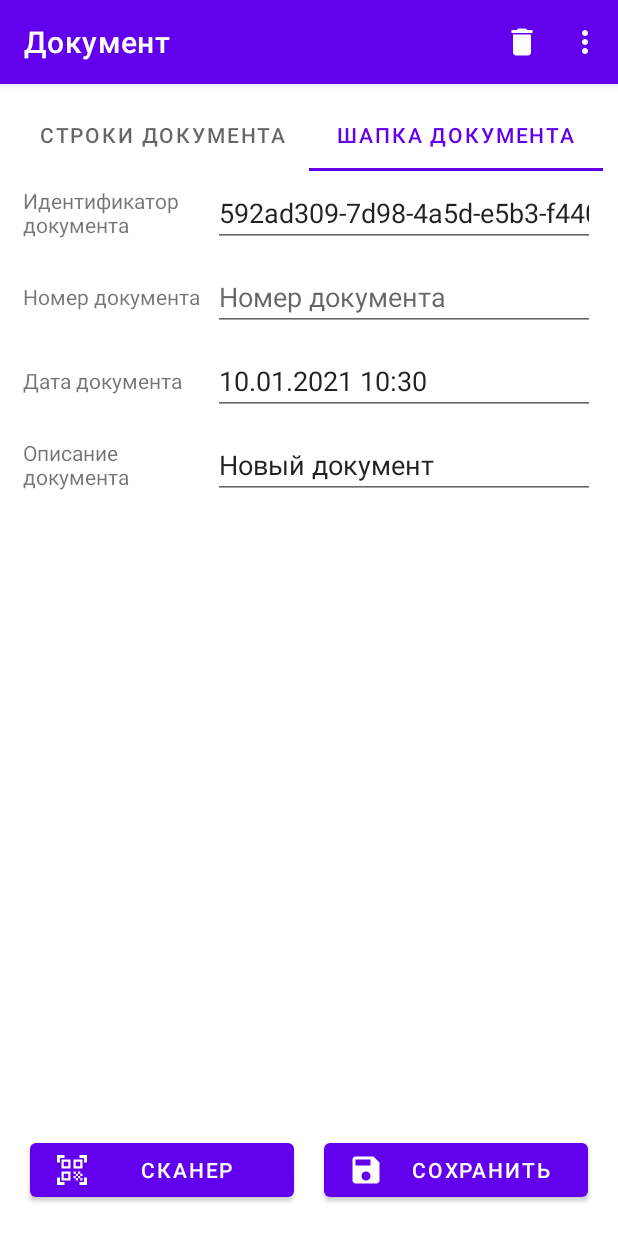
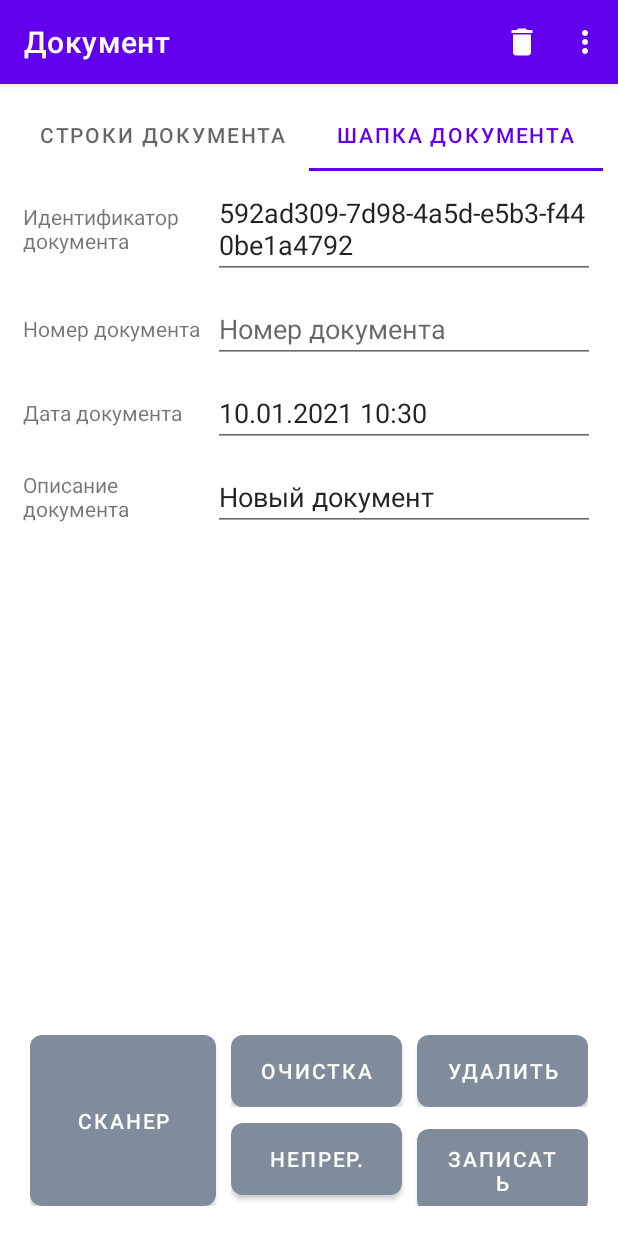
Before and after one commit to theprogrammer67/datacollectionterminal, an Android app: the DocumentActivity screen opened directly, with no data from a screen before it, tab 2 chosen, on a phone screen of 412 x 824 dp. Run offline under Robolectric (Android 15) with nearby library versions, the phone set to English and light mode, and no system bars; our stand-ins replace Room's generated code, data binding; libraries missing offline, so code that uses them is left out: com.google.zxing.integration.

Commit message:
add: набор кнопок в форму документа

```diff
--- a/app/src/main/res/layout/activity_document.xml
+++ b/app/src/main/res/layout/activity_document.xml
@@ -6,8 +6,8 @@
     <LinearLayout
         android:layout_width="match_parent"
         android:layout_height="match_parent"
-        android:padding="10dp"
-        android:orientation="vertical">
+        android:orientation="vertical"
+        android:padding="10dp">
 
         <com.google.android.material.tabs.TabLayout
             android:id="@+id/tabs"
@@ -41,26 +41,77 @@
         <LinearLayout
             android:layout_width="match_parent"
             android:layout_height="wrap_content"
+            android:padding="10dp"
             android:orientation="horizontal">
 
             <Button
                 android:id="@+id/btnScanBarcode"
                 android:layout_width="0dp"
-                android:layout_height="wrap_content"
-                android:layout_margin="10dp"
+                android:layout_height="match_parent"
                 android:layout_weight="1"
-                android:drawableLeft="@drawable/ic_baseline_qr_code_scanner_24"
-                android:text="@string/caption_scanner" />
+                android:background="@drawable/rounded_button"
+                app:backgroundTint="@null"
+                android:text="сканер" />
 
-            <Button
-                android:id="@+id/btnSaveDocument"
+            <LinearLayout
                 android:layout_width="0dp"
                 android:layout_height="wrap_content"
-                android:layout_margin="10dp"
-                android:layout_weight="1"
-                android:drawableLeft="@drawable/ic_baseline_save_24"
-                android:text="@string/caption_save" />
+                android:layout_weight="2"
+                android:paddingLeft="10dp"
+                android:orientation="vertical">
+
+                <LinearLayout
+                    android:layout_width="match_parent"
+                    android:layout_height="wrap_content"
+                    android:paddingBottom="5dp"
+                    android:orientation="horizontal">
+
+                    <Button
+                        android:id="@+id/btnClear"
+                        android:layout_width="0dp"
+                        android:layout_height="wrap_content"
+                        android:layout_weight="1"
+                        android:background="@drawable/rounded_button"
+                        app:backgroundTint="@null"
+                        android:text="очистка" />
+
+                    <Button
+                        android:id="@+id/btnDeleteSelected"
+                        android:layout_width="0dp"
+                        android:layout_height="wrap_content"
+                        android:layout_weight="1"
+                        android:background="@drawable/rounded_button"
+                        app:backgroundTint="@null"
+                        android:layout_marginLeft="10dp"
+                        android:text="удалить" />
+                </LinearLayout>
+
+                <LinearLayout
+                    android:layout_width="match_parent"
+                    android:layout_height="wrap_content"
+                    android:paddingTop="5dp"
+                    android:orientation="horizontal">
+
+                    <Button
+                        android:id="@+id/btnContinuousScanning"
+                        android:layout_width="0dp"
+                        android:layout_height="wrap_content"
+                        android:layout_weight="1"
+                        android:background="@drawable/rounded_button"
+                        app:backgroundTint="@null"
+                        android:text="непрер." />
+
+                    <Button
+                        android:id="@+id/btnSaveDocument"
+                        android:layout_width="0dp"
+                        android:layout_height="wrap_content"
+                        android:layout_weight="1"
+                        android:background="@drawable/rounded_button"
+                        app:backgroundTint="@null"
+                        android:layout_marginLeft="10dp"
+                        android:text="записать" />
+                </LinearLayout>
+            </LinearLayout>
         </LinearLayout>
-
     </LinearLayout>
 </layout>
--- a/app/src/main/res/layout/fragment_document_header.xml
+++ b/app/src/main/res/layout/fragment_document_header.xml
@@ -32,7 +32,9 @@
                 android:layout_weight="2"
                 android:hint="@string/caption_docid"
                 android:importantForAutofill="no"
-                android:inputType="text"
+                android:inputType="none"
+                android:textIsSelectable="true"
+                android:focusable="false"
                 android:text="@{dctDocument.id}" />
         </TableRow>
 
@@ -72,7 +74,9 @@
                 android:layout_weight="2"
                 android:hint="@string/caption_docdate"
                 android:importantForAutofill="no"
-                android:inputType="date"
+                android:inputType="none"
+                android:textIsSelectable="true"
+                android:focusable="false"
                 android:text="@{docDate}" />
         </TableRow>
 
```
